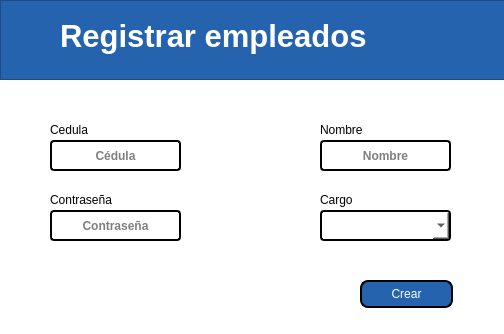
MiguelFVasquez/ProyectoDB, file views/registrarEmpleado.ui: the form before one commit.
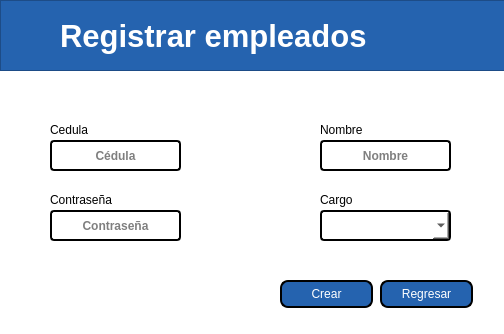
The form after the commit.

The edit to the form file:
```diff
--- a/views/registrarEmpleado.ui
+++ b/views/registrarEmpleado.ui
@@ -23,7 +23,7 @@
       <x>0</x>
       <y>0</y>
       <width>561</width>
-      <height>80</height>
+      <height>71</height>
      </rect>
     </property>
     <property name="font">
@@ -151,7 +151,7 @@
    <widget class="QPushButton" name="btnCrearEmpleado">
     <property name="geometry">
      <rect>
-      <x>360</x>
+      <x>280</x>
       <y>280</y>
       <width>93</width>
       <height>28</height>
@@ -302,6 +302,26 @@
      <string>Cargo</string>
     </property>
    </widget>
+   <widget class="QPushButton" name="btnRegresar">
+    <property name="geometry">
+     <rect>
+      <x>380</x>
+      <y>280</y>
+      <width>93</width>
+      <height>28</height>
+     </rect>
+    </property>
+    <property name="styleSheet">
+     <string notr="true">color: rgb(255, 255, 255);
+background-color: rgb(37, 99, 175);
+border: 2px solid rgb(0,0,0);
+border-radius:8px
+</string>
+    </property>
+    <property name="text">
+     <string>Regresar</string>
+    </property>
+   </widget>
   </widget>
  </widget>
  <resources/>
```
